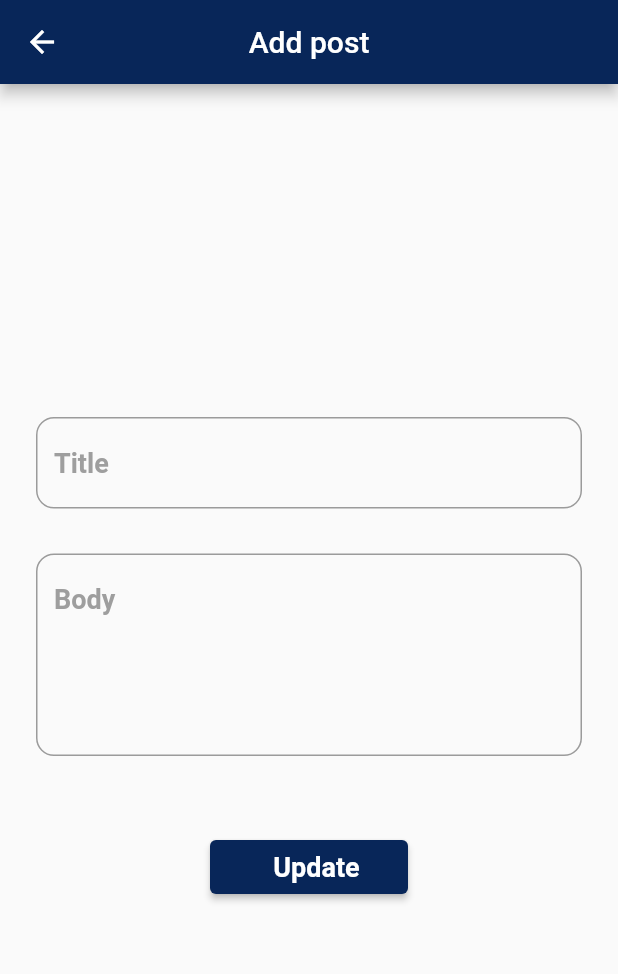
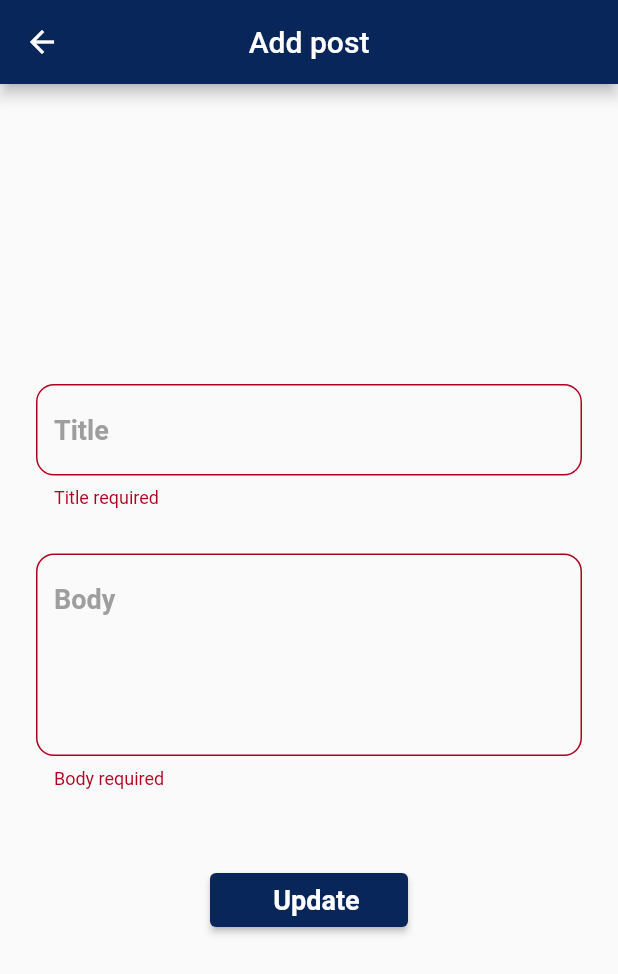
Before and after one commit to Taku-Android/FacbookPosts-CleanArch, a Flutter app: the AddUpdatePostScreen screen opened directly, after a tap on "Update", on a phone screen of 412 x 824 dp. Shown: the top 974 px of the screen. Run offline on Flutter 3.47's test engine with Material 2 defaults, Android fonts, the phone set to English and light mode, and no system bars; our stand-ins replace dartz, dio, equatable, flutter_bloc, get_it, internet_connection_checker and 1 more; accounts and stored records are empty; network calls fail.

```diff
--- a/lib/features/posts/persentation/widgets/add_update_post_body.dart
+++ b/lib/features/posts/persentation/widgets/add_update_post_body.dart
@@ -13,18 +13,29 @@ class AddUpdatePostBody extends StatefulWidget {
 }
 
 class _AddUpdatePostBodyState extends State<AddUpdatePostBody> {
+  final formKey = GlobalKey<FormState>();
   final TextEditingController titleController = TextEditingController();
-
   final TextEditingController bodyController = TextEditingController();
 
   @override
   Widget build(BuildContext context) {
     return Padding(
       padding: const EdgeInsets.symmetric(horizontal: 24.0),
+      child: Form(
+        key: formKey,
         child: Column(
           mainAxisAlignment: MainAxisAlignment.center,
           children: [
-          CustomTextField(controller: titleController, hintText: 'Title'),
+            CustomTextField(
+              controller: titleController,
+              hintText: 'Title',
+              validator: (value) {
+                if (value == null || value.trim().isEmpty) {
+                  return 'Title required';
+                }
+                return null; // Return null if validation passes
+              },
+            ),
             const SizedBox(
               height: 30,
             ),
@@ -32,13 +43,30 @@ class _AddUpdatePostBodyState extends State<AddUpdatePostBody> {
               controller: bodyController,
               hintText: 'Body',
               maxLines: 5,
+              validator: (value) {
+                if (value == null || value.trim().isEmpty) {
+                  return 'Body required';
+                }
+                return null; // Return null if validation passes
+              },
             ),
             const SizedBox(
               height: 50,
             ),
-          CustomButton(onPressed: () {}, addPost: false),
+            CustomButton(
+                onPressed: () {
+                  addOrUpdatePost();
+                },
+                addPost: widget.post != null),
           ],
+        ),
       ),
     );
   }
+
+  addOrUpdatePost() {
+    if (formKey.currentState?.validate() == false) {
+      return;
     }
+  }
+}
--- a/lib/features/posts/persentation/widgets/custom_text_form_field.dart
+++ b/lib/features/posts/persentation/widgets/custom_text_form_field.dart
@@ -5,20 +5,22 @@ class CustomTextField extends StatelessWidget {
   final TextEditingController controller;
   final String hintText;
   final int maxLines;
+  final String? Function(String?)? validator;
 
   // Constructor with named parameters
   const CustomTextField({super.key,
     required this.controller,
     required this.hintText,
     this.maxLines = 1,
+    this.validator,
   });
 
   @override
   Widget build(BuildContext context) {
-    return TextField(
+    return TextFormField(
       controller: controller,
       maxLines: maxLines,
-
+      validator: validator,
       decoration: InputDecoration(
         hintText: hintText,
         hintStyle: Styles.textDesc,
```
Lines whose indentation alone changed are shown as unchanged.
